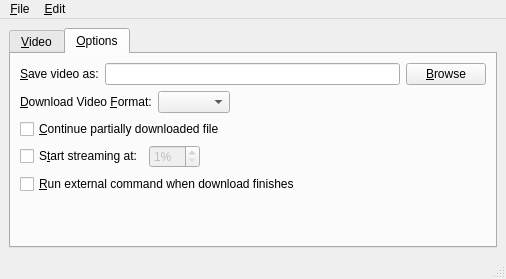
First picture: the form in rc/mainwnd.ui, repository guendto/abby, before the edit.
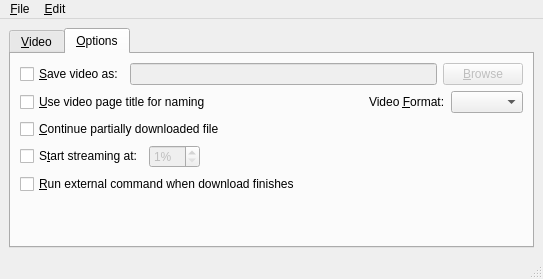
Second picture: the form after the edit. The open tabs and pages were chosen to show the change.

Commit message: Change "Save video as" label to checkbox.

```diff
--- a/rc/mainwnd.ui
+++ b/rc/mainwnd.ui
@@ -6,7 +6,7 @@
    <rect>
     <x>0</x>
     <y>0</y>
-    <width>506</width>
+    <width>543</width>
     <height>279</height>
    </rect>
   </property>
@@ -260,19 +260,16 @@
         <item row="0" column="0" >
          <layout class="QHBoxLayout" name="horizontalLayout_5" >
           <item>
-           <widget class="QLabel" name="label_7" >
+           <widget class="QCheckBox" name="saveasBox" >
             <property name="text" >
              <string>&amp;Save video as:</string>
             </property>
-            <property name="buddy" >
-             <cstring>saveasEdit</cstring>
-            </property>
            </widget>
           </item>
           <item>
            <widget class="QLineEdit" name="saveasEdit" >
             <property name="enabled" >
-             <bool>true</bool>
+             <bool>false</bool>
             </property>
             <property name="toolTip" >
              <string>Write video to file. Overrides default file naming.</string>
@@ -282,7 +279,7 @@
           <item>
            <widget class="QPushButton" name="saveasButton" >
             <property name="enabled" >
-             <bool>true</bool>
+             <bool>false</bool>
             </property>
             <property name="text" >
              <string>&amp;Browse</string>
@@ -293,6 +290,26 @@
         </item>
         <item row="1" column="0" >
          <layout class="QHBoxLayout" name="horizontalLayout_6" >
+          <item>
+           <widget class="QCheckBox" name="titleBox" >
+            <property name="text" >
+             <string>&amp;Use video page title for naming</string>
+            </property>
+           </widget>
+          </item>
+          <item>
+           <spacer name="horizontalSpacer_2" >
+            <property name="orientation" >
+             <enum>Qt::Horizontal</enum>
+            </property>
+            <property name="sizeHint" stdset="0" >
+             <size>
+              <width>40</width>
+              <height>20</height>
+             </size>
+            </property>
+           </spacer>
+          </item>
           <item>
            <widget class="QLabel" name="label_9" >
             <property name="sizePolicy" >
@@ -302,7 +319,7 @@
              </sizepolicy>
             </property>
             <property name="text" >
-             <string>&amp;Download Video &amp;Format:</string>
+             <string>Video &amp;Format:</string>
             </property>
             <property name="buddy" >
              <cstring>formatCombo</cstring>
@@ -324,19 +341,6 @@
             </property>
            </widget>
           </item>
-          <item>
-           <spacer name="horizontalSpacer_2" >
-            <property name="orientation" >
-             <enum>Qt::Horizontal</enum>
-            </property>
-            <property name="sizeHint" stdset="0" >
-             <size>
-              <width>40</width>
-              <height>20</height>
-             </size>
-            </property>
-           </spacer>
-          </item>
          </layout>
         </item>
         <item row="2" column="0" >
@@ -349,7 +353,7 @@
           </property>
          </widget>
         </item>
-        <item row="3" column="0" >
+        <item row="4" column="0" >
          <layout class="QHBoxLayout" name="horizontalLayout_9" >
           <item>
            <widget class="QCheckBox" name="streamBox" >
@@ -407,7 +411,7 @@
           </item>
          </layout>
         </item>
-        <item row="4" column="0" >
+        <item row="5" column="0" >
          <layout class="QHBoxLayout" name="horizontalLayout_7" >
           <item>
            <widget class="QCheckBox" name="commandBox" >
@@ -435,7 +439,7 @@
           </item>
          </layout>
         </item>
-        <item row="5" column="0" >
+        <item row="6" column="0" >
          <spacer name="verticalSpacer_2" >
           <property name="orientation" >
            <enum>Qt::Vertical</enum>
@@ -459,7 +463,7 @@
     <rect>
      <x>0</x>
      <y>0</y>
-     <width>506</width>
+     <width>543</width>
      <height>25</height>
     </rect>
    </property>
```
Left out of the diff: 22 changed lines with no effect on the pictures. The commit also changes 2 other files.
